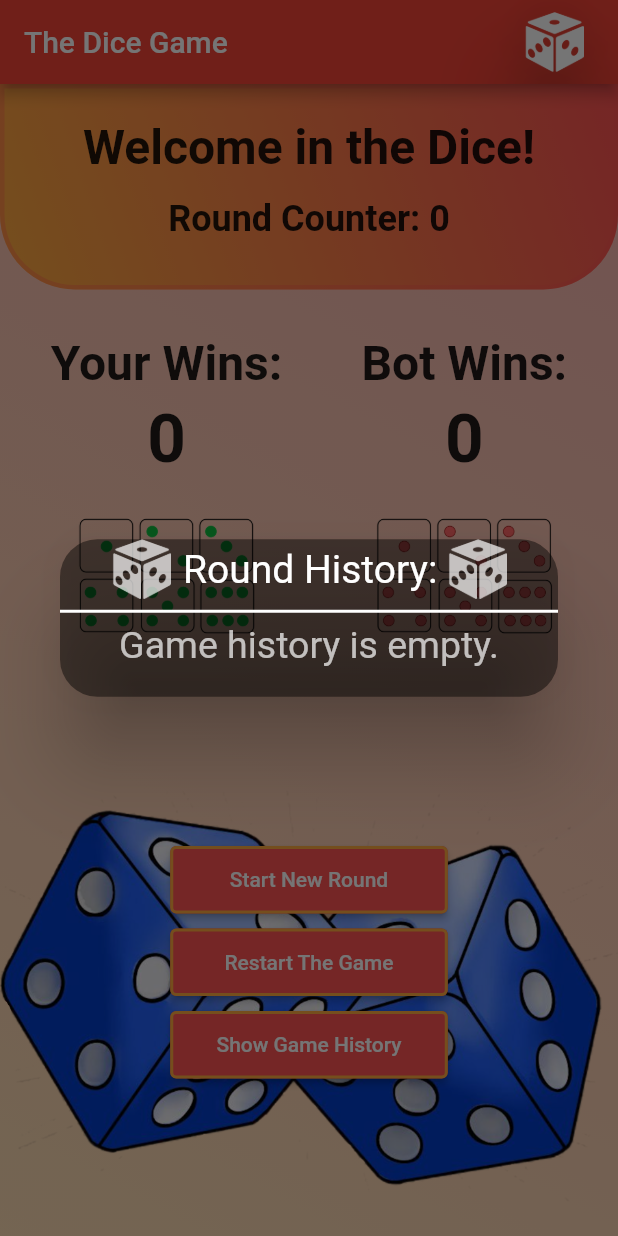
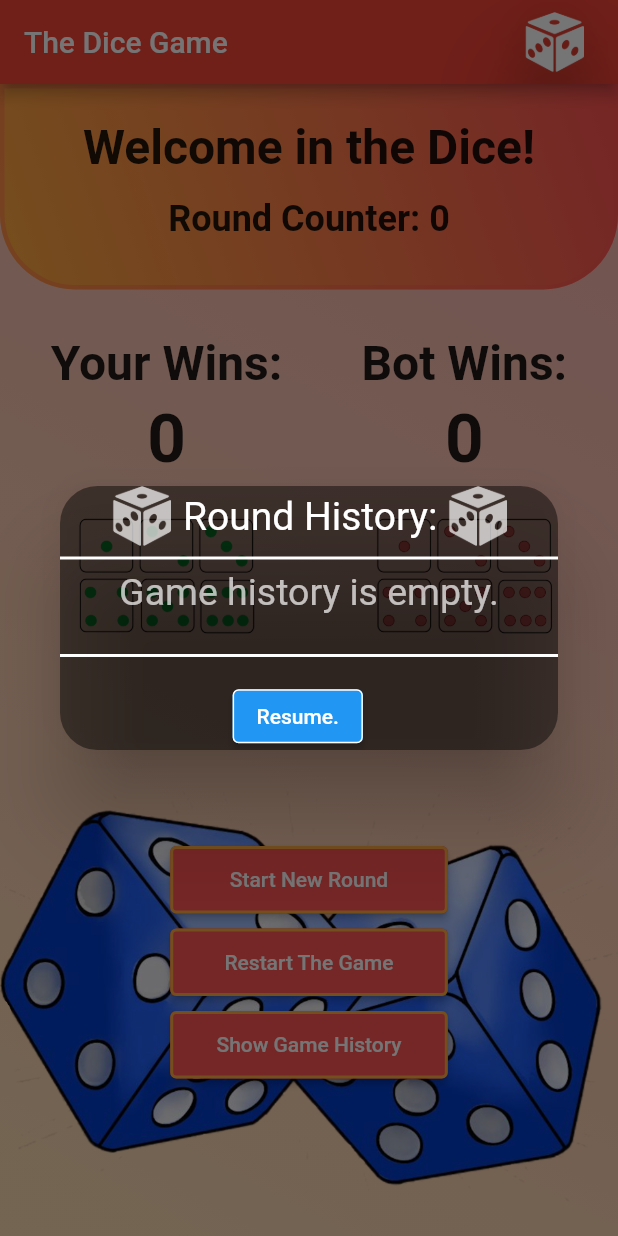
Before and after one commit to kondiq22/dice_bloc, a Flutter app: the screen it shows after launch, after a tap on "Show Game History", on a phone screen of 412 x 824 dp. Run offline on Flutter 3.47's test engine with Material 2 defaults, Android fonts, the phone set to English and light mode, and no system bars; our stand-ins replace bloc, equatable, flutter_bloc.

Commit message:
Add Reset, Resume Buttons in HistoryDialog

```diff
--- a/lib/pages/history_dialog.dart
+++ b/lib/pages/history_dialog.dart
@@ -1,4 +1,7 @@
 import 'package:flutter/material.dart';
+import 'package:flutter_bloc/flutter_bloc.dart';
+
+import '../blocs/cubit/new_round_cubit.dart';
 
 class HistoryDialog {
   Widget showRoundHistory(context, Map<int, List<int>> gameHistory) {
@@ -8,6 +11,7 @@ class HistoryDialog {
             context: context,
             builder: (BuildContext context) {
               return Dialog(
+                clipBehavior: Clip.antiAlias,
                 shape: RoundedRectangleBorder(
                     borderRadius: BorderRadius.all(Radius.circular(25))),
                 backgroundColor: Colors.black45,
@@ -104,12 +108,95 @@ class HistoryDialog {
                                     ),
                                     Padding(padding: EdgeInsets.all(4)),
                                     historyDrawer(
-                                        gameHistory[k]![0], gameHistory[k]![1])
+                                        gameHistory[k]![0], gameHistory[k]![1]),
                                   ],
                                 ),
                               ),
                             ),
                           ),
+                      Divider(
+                        thickness: 2,
+                        color: Colors.white,
+                      ),
+                      Padding(padding: EdgeInsets.all(5)),
+                      SizedBox(
+                        width: 185,
+                        height: 45,
+                        child: Row(
+                          mainAxisAlignment: MainAxisAlignment.center,
+                          children: [
+                            ElevatedButton(
+                              onPressed: () {
+                                Navigator.of(context).pop();
+                              },
+                              child: Text(
+                                'Resume.',
+                                style: TextStyle(color: Colors.white),
+                              ),
+                              style: ElevatedButton.styleFrom(
+                                  primary: Colors.blue,
+                                  side: BorderSide(
+                                      color: Colors.white, width: 1)),
+                            ),
+                            SizedBox(
+                              width: 15,
+                            ),
+                            if (gameHistory.isNotEmpty)
+                              ElevatedButton(
+                                onPressed: () {
+                                  context.read<NewRoundCubit>().restartGame();
+                                  Navigator.of(context).pop();
+                                },
+                                child: Text(
+                                  'Restart.',
+                                  style: TextStyle(color: Colors.white),
+                                ),
+                                style: ElevatedButton.styleFrom(
+                                    primary: Colors.red,
+                                    side: BorderSide(
+                                        color: Colors.white, width: 1)),
+                              ),
+                          ],
+                        ),
+
+                        // child: gameHistory.isEmpty
+                        //     ? ElevatedButton(
+                        //         onPressed: () {
+                        //           gameHistory.isEmpty
+                        //               ? null
+                        //               : context
+                        //                   .read<NewRoundCubit>()
+                        //                   .restartGame();
+                        //           Navigator.of(context).pop();
+                        //         },
+                        //         child: Text(
+                        //           'Resume The Game',
+                        //           style: TextStyle(color: Colors.white),
+                        //         ),
+                        //         style: ElevatedButton.styleFrom(
+                        //             primary: Colors.blue,
+                        //             side: BorderSide(
+                        //                 color: Colors.white, width: 1)),
+                        //       )
+                        //     : ElevatedButton(
+                        //         onPressed: () {
+                        //           gameHistory.isEmpty
+                        //               ? null
+                        //               : context
+                        //                   .read<NewRoundCubit>()
+                        //                   .restartGame();
+                        //           Navigator.of(context).pop();
+                        //         },
+                        //         child: Text(
+                        //           'Restart The Game',
+                        //           style: TextStyle(color: Colors.white),
+                        //         ),
+                        //         style: ElevatedButton.styleFrom(
+                        //             primary: Colors.redAccent,
+                        //             side: BorderSide(
+                        //                 color: Colors.white, width: 1)),
+                        //       ),
+                      ),
                     ],
                   ),
                 ),
```
